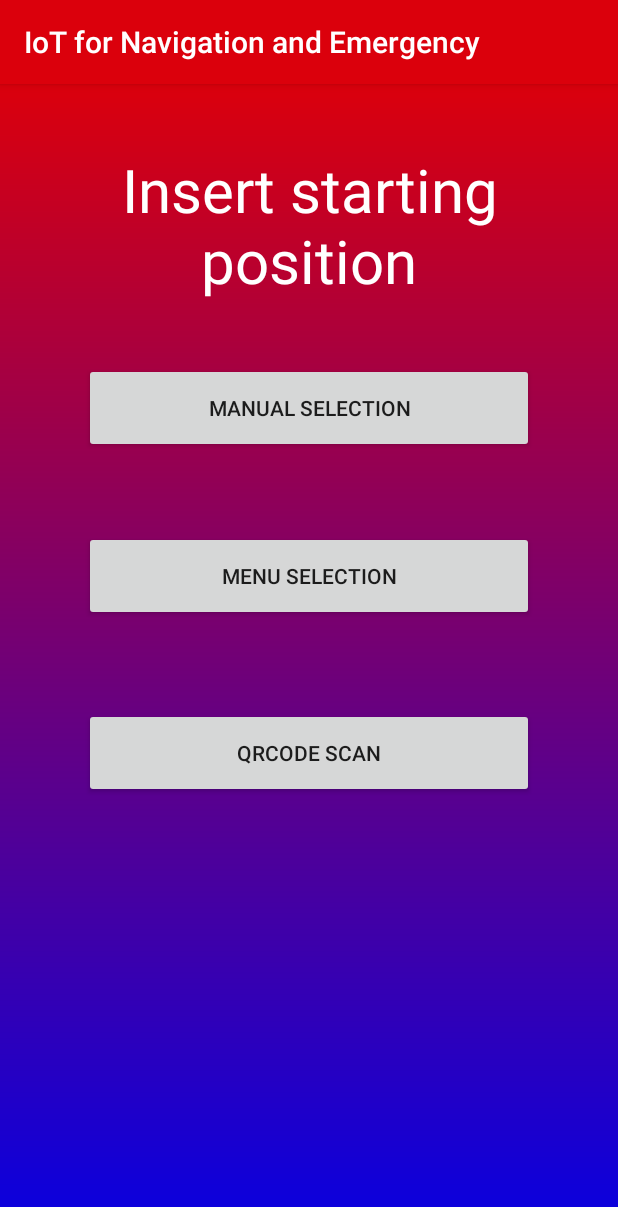
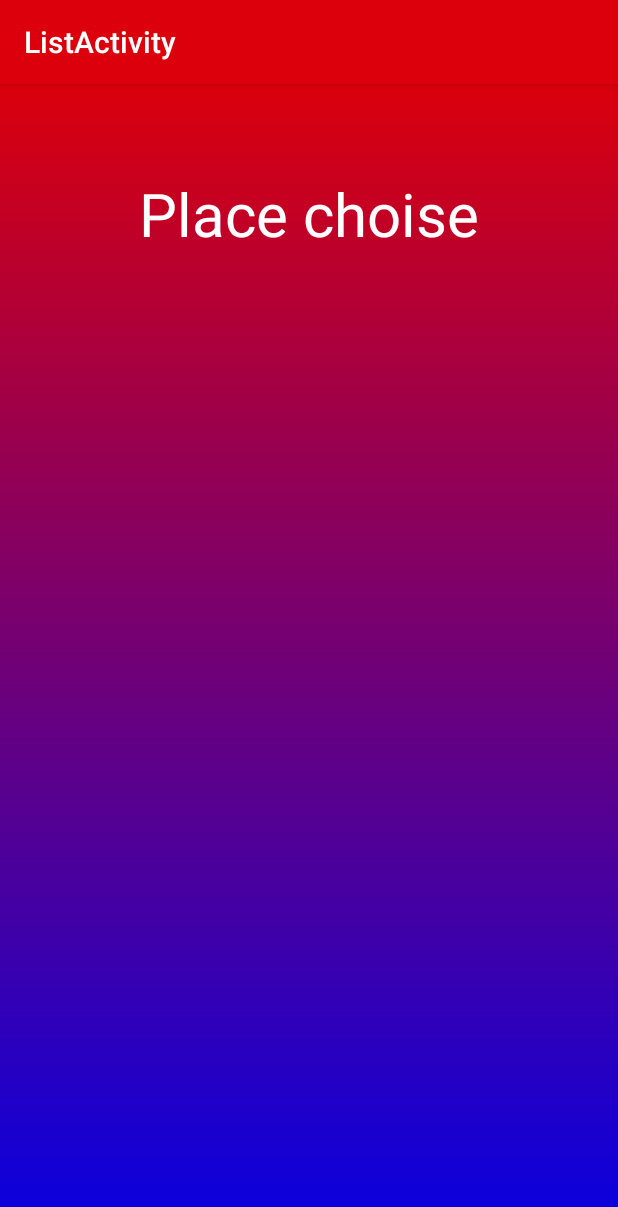
Before and after one commit to AnnLIU1994/IoTforEmergencyandNavigation, an Android app: the screen it shows after launch (MainActivity before the commit, ListActivity after it), after a tap on "MENU SELECTION", on a phone screen of 412 x 824 dp. Shown: the top 1207 px of the screen. Run offline under Robolectric (Android 15) with nearby library versions, the phone set to English and light mode, and no system bars.

Commit message:
11.06.2016

```diff
--- /dev/null
+++ b/app/src/main/java/it/univpm/gruppoids/iotforemergencyandnavigation/ListActivity.java
@@ -0,0 +1,18 @@
+package it.univpm.gruppoids.iotforemergencyandnavigation;
+
+import android.os.Bundle;
+import android.support.design.widget.FloatingActionButton;
+import android.support.design.widget.Snackbar;
+import android.support.v7.app.AppCompatActivity;
+import android.support.v7.widget.Toolbar;
+import android.view.View;
+
+public class ListActivity extends AppCompatActivity {
+
+    @Override
+    protected void onCreate(Bundle savedInstanceState) {
+        super.onCreate(savedInstanceState);
+        setContentView(R.layout.activity_list);
+    }
+
+}
--- a/app/src/main/java/it/univpm/gruppoids/iotforemergencyandnavigation/MainActivity.java
+++ /dev/null
@@ -1,72 +0,0 @@
-package it.univpm.gruppoids.iotforemergencyandnavigation;
-
-import android.content.Intent;
-import android.support.design.widget.NavigationView;
-import android.support.v4.widget.DrawerLayout;
-import android.support.v7.app.AppCompatActivity;
-import android.os.Bundle;
-import android.util.Log;
-import android.view.MenuItem;
-import android.view.View;
-import android.widget.Toast;
-
-import it.univpm.gruppoids.iotforemergencyandnavigation.fragments.UpdatesFragment;
-
-public class MainActivity extends AppCompatActivity {
-
-    private static final String TAG = MainActivity.class.getName();
-
-    private DrawerLayout mDrawerLayout;
-    private NavigationView mNavigationView;
-
-    @Override
-    protected void onCreate(Bundle savedInstanceState) {
-        super.onCreate(savedInstanceState);
-        setContentView(R.layout.activity_main);
-        mDrawerLayout = (DrawerLayout) findViewById(R.id.drawer_layout);
-        mDrawerLayout.setDrawerListener(new DrawerLayout.SimpleDrawerListener() {
-            @Override
-            public void onDrawerOpened(View drawerView) {
-                super.onDrawerOpened(drawerView);
-                Log.d(TAG, "Drawer Opened");
-            }
-
-            @Override
-            public void onDrawerClosed(View drawerView) {
-                super.onDrawerClosed(drawerView);
-                Log.d(TAG, "Drawer Closed");
-            }
-        });
-
-        mNavigationView = (NavigationView) findViewById(R.id.navigation);
-        mNavigationView.setNavigationItemSelectedListener(new NavigationView.OnNavigationItemSelectedListener() {
-            @Override
-            public boolean onNavigationItemSelected(MenuItem menuItem) {
-                showWindow(menuItem);
-                Log.d(TAG, "Selected " + menuItem);
-                mDrawerLayout.closeDrawer(mNavigationView);
-                return false;
-            }
-        });
-    }
-
-    private void showWindow(final MenuItem menuItem) {
-        final int itemId = menuItem.getItemId();
-        switch (itemId) {
-            case R.id.nav_updates:
-                final android.support.v4.app.Fragment nextFragment = new UpdatesFragment();
-                Toast.makeText(MainActivity.this, "nav updates", Toast.LENGTH_SHORT).show();
-                getSupportFragmentManager().beginTransaction()
-                        .replace(R.id.main, nextFragment)
-                        .commit();
-                break;
-            case R.id.nav_guest:
-                final Intent intent = new Intent(this, GuestActivity.class);
-                startActivity(intent);
-                break;
-            default:
-                throw new IllegalArgumentException("No Fragment for the given item");
-        }
-
-    }
-}
--- a/app/src/main/java/it/univpm/gruppoids/iotforemergencyandnavigation/SplashActivity.java
+++ b/app/src/main/java/it/univpm/gruppoids/iotforemergencyandnavigation/SplashActivity.java
@@ -30,7 +30,7 @@ public class SplashActivity extends Activity {
                     long elapsedTime = SystemClock.uptimeMillis() - mStartTime;
                     if (elapsedTime >= MIN_WAIT_INTERVAL && !mIsDone) {
                         mIsDone = true;
-                        goMain();
+                        goInitPos();
                     }
                     break;
                 /*case NO_REG_WHAT:
@@ -62,11 +62,11 @@ public class SplashActivity extends Activity {
     @Override
     protected void onRestart() {
         super.onRestart();
-        goMain(); // Al restart non viene visualizzata la SplashActivity
+        goInitPos(); // Al restart non viene visualizzata la SplashActivity
     }
 
-    private void goMain() { // Lancia l'intent verso l'InitPositionActivity
-        final Intent intent = new Intent(this, MainActivity.class);
+    private void goInitPos() { // Lancia l'intent verso l'InitPositionActivity
+        final Intent intent = new Intent(this, InitPositionActivity.class);
         startActivity(intent);
         finish();
     }
--- a/app/src/main/res/layout/fragment_manual.xml
+++ b/app/src/main/res/layout/activity_choose_plan.xml
@@ -10,7 +10,7 @@
     android:paddingRight="@dimen/activity_horizontal_margin"
     android:paddingTop="@dimen/activity_vertical_margin"
     android:background="@drawable/background_sfumato"
-    tools:context="it.univpm.gruppoids.iotforemergencyandnavigation.fragments.ManualFragment">
+    tools:context=".ChoosePlanActivity">
 
     <TextView
         android:layout_width="wrap_content"
@@ -18,7 +18,7 @@
         android:textAppearance="?android:attr/textAppearanceLarge"
         android:text="@string/floor_choise"
         android:id="@+id/txtFloorChoise"
-        android:layout_marginTop="27dp"
+        android:layout_marginTop="43dp"
         android:textSize="40sp"
         android:layout_gravity="center_horizontal"
         android:textAlignment="center"
@@ -29,7 +29,7 @@
         android:layout_height="wrap_content"
         android:text="Q155"
         android:id="@+id/btn155"
-        android:layout_marginTop="41dp"
+        android:layout_marginTop="70dp"
         android:layout_gravity="center_horizontal"
         android:width="300dp"
         android:height="60dp"/>
--- a/app/src/main/res/layout/activity_init_position.xml
+++ b/app/src/main/res/layout/activity_init_position.xml
@@ -30,8 +30,8 @@
         android:text="@string/manual_sel"
         android:id="@+id/btnManSel"
         android:layout_marginTop="41dp"
+        android:onClick="goManualSel"
         android:layout_gravity="center_horizontal"
-        android:onClick="showFragment"
         android:width="300dp"
         android:height="60dp"/>
 
@@ -41,8 +41,8 @@
         android:text="@string/menu_sel"
         android:id="@+id/btnMenSel"
         android:layout_marginTop="52dp"
+        android:onClick="goMenuSel"
         android:layout_gravity="center_horizontal"
-        android:onClick="showFragment"
         android:width="300dp"
         android:height="60dp"/>
 
@@ -52,8 +52,8 @@
         android:text="@string/qrcode_scan"
         android:id="@+id/btnQrCodeScan"
         android:layout_marginTop="58dp"
+        android:onClick="goQrScan"
         android:layout_gravity="center_horizontal"
-        android:onClick="showFragment"
         android:width="300dp"
         android:height="60dp"/>
 </LinearLayout>
--- /dev/null
+++ b/app/src/main/res/layout/activity_list.xml
@@ -0,0 +1,41 @@
+<?xml version="1.0" encoding="utf-8"?>
+<LinearLayout xmlns:android="http://schemas.android.com/apk/res/android"
+    xmlns:tools="http://schemas.android.com/tools"
+    android:layout_width="match_parent"
+    android:layout_height="match_parent"
+    android:orientation="vertical"
+    android:id="@+id/menuSel"
+    android:paddingBottom="@dimen/activity_vertical_margin"
+    android:paddingLeft="@dimen/activity_horizontal_margin"
+    android:paddingRight="@dimen/activity_horizontal_margin"
+    android:paddingTop="@dimen/activity_vertical_margin"
+    android:background="@drawable/background_sfumato"
+    tools:context=".ListActivity"
+    android:weightSum="1">
+
+    <TextView
+        android:layout_width="wrap_content"
+        android:layout_height="wrap_content"
+        android:textAppearance="?android:attr/textAppearanceLarge"
+        android:text="@string/place_choise"
+        android:id="@+id/txtPlaceChoise"
+        android:layout_marginTop="43dp"
+        android:textSize="40sp"
+        android:layout_gravity="center_horizontal"
+        android:textAlignment="center"
+        android:textColor="#ffffff"/>
+
+    <ScrollView
+        android:layout_width="300dp"
+        android:layout_height="match_parent"
+        android:id="@+id/scrollView"
+        android:layout_gravity="center_horizontal"
+        android:layout_marginTop="61dp" >
+
+        <ListView
+            android:layout_width="wrap_content"
+            android:layout_height="wrap_content"
+            android:id="@+id/listView" />
+    </ScrollView>
+
+</LinearLayout>
--- a/app/src/main/res/layout/activity_main.xml
+++ /dev/null
@@ -1,27 +0,0 @@
-<?xml version="1.0" encoding="utf-8"?>
-<android.support.v4.widget.DrawerLayout xmlns:android="http://schemas.android.com/apk/res/android"
-    xmlns:app="http://schemas.android.com/apk/res-auto"
-    android:id="@+id/drawer_layout"
-    android:layout_width="match_parent"
-    android:layout_height="match_parent"
-    android:fitsSystemWindows="false">
-
-    <FrameLayout
-        android:id="@+id/main"
-        android:layout_width="match_parent"
-        android:layout_height="match_parent">
-        <include layout="@layout/activity_init_position"/>
-    </FrameLayout>
-
-    <android.support.design.widget.NavigationView
-        android:id="@+id/navigation"
-        android:layout_height="match_parent"
-        android:layout_width="match_parent"
-        android:layout_gravity="start"
-        app:elevation="4dp"
-        app:headerLayout="@layout/drawer_header"
-        app:menu="@menu/menu_drawer">
-
-    </android.support.design.widget.NavigationView>
-
-</android.support.v4.widget.DrawerLayout>
--- a/app/src/main/res/menu/menu_drawer.xml
+++ b/app/src/main/res/menu/menu_drawer.xml
@@ -4,10 +4,12 @@
         <item
             android:id="@+id/nav_updates"
             android:icon="@drawable/ic_check_updates"
+            android:checked="false"
             android:title="Check updates" />
         <item
             android:id="@+id/nav_guest"
             android:icon="@drawable/ic_guest_login"
+            android:checked="false"
             android:title="Guest" />
     </group>
 
--- a/app/src/main/res/values/dimens.xml
+++ b/app/src/main/res/values/dimens.xml
@@ -3,5 +3,6 @@
     <dimen name="activity_horizontal_margin">16dp</dimen>
     <dimen name="activity_vertical_margin">16dp</dimen>
     <dimen name="icona_welcome">200dp</dimen>
-    <dimen name="icona_drawer">135dp</dimen>
+    <dimen name="icona_drawer">105dp</dimen>
+    <dimen name="fab_margin">16dp</dimen>
 </resources>
```
Also changed, not shown: app/src/main/AndroidManifest.xml (+23 -28 lines), app/src/main/java/it/univpm/gruppoids/iotforemergencyandnavigation/ChoosePlanActivity.java (added, +14 -0 lines), app/src/main/java/it/univpm/gruppoids/iotforemergencyandnavigation/InitPositionActivity.java (+12 -46 lines), app/src/main/java/it/univpm/gruppoids/iotforemergencyandnavigation/QrActivity.java (added, +14 -0 lines), app/src/main/java/it/univpm/gruppoids/iotforemergencyandnavigation/fragments/ManualFragment.java (deleted, +0 -29 lines), app/src/main/java/it/univpm/gruppoids/iotforemergencyandnavigation/fragments/UpdatesFragment.java (deleted, +0 -24 lines), app/src/main/res/layout/activity_qr.xml (added, +28 -0 lines), app/src/main/res/layout/content_qr.xml (added, +15 -0 lines), app/src/main/res/layout/drawer_header.xml (deleted, +0 -36 lines), app/src/main/res/layout/fragment_updates.xml (deleted, +0 -9 lines), app/src/main/res/values/strings.xml (+7 -0 lines).
